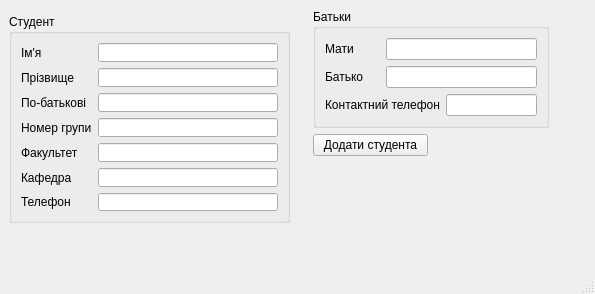
First picture: the form in addstudentform.ui, repository Barlend/StudBd, before the edit.
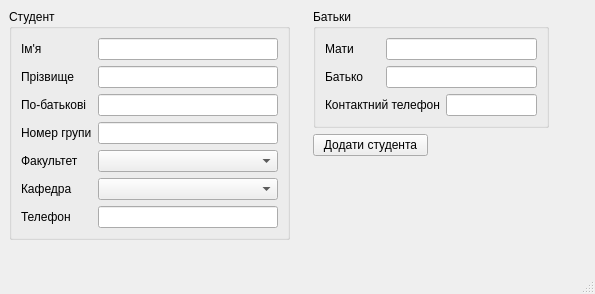
Second picture: the form after the edit.

```diff
--- a/addstudentform.ui
+++ b/addstudentform.ui
@@ -36,7 +36,7 @@
     <item row="0" column="0" rowspan="3">
      <widget class="QGroupBox" name="groupBox_2">
       <property name="sizePolicy">
-       <sizepolicy hsizetype="Fixed" vsizetype="Fixed">
+       <sizepolicy hsizetype="Preferred" vsizetype="Preferred">
         <horstretch>0</horstretch>
         <verstretch>0</verstretch>
        </sizepolicy>
@@ -50,7 +50,7 @@
       <property name="maximumSize">
        <size>
         <width>281</width>
-        <height>209</height>
+        <height>250</height>
        </size>
       </property>
       <property name="title">
@@ -105,7 +105,7 @@
         </widget>
        </item>
        <item row="4" column="1">
-        <widget class="QLineEdit" name="FacultiesLineEdit"/>
+        <widget class="QComboBox" name="FacultiescomboBox"/>
        </item>
        <item row="5" column="0">
         <widget class="QLabel" name="label_6">
@@ -115,7 +115,7 @@
         </widget>
        </item>
        <item row="5" column="1">
-        <widget class="QLineEdit" name="DepartmentLineEdit"/>
+        <widget class="QComboBox" name="DepartmentscomboBox"/>
        </item>
        <item row="6" column="0">
         <widget class="QLabel" name="label_11">
@@ -246,7 +246,7 @@
       </property>
      </spacer>
     </item>
-    <item row="2" column="2">
+    <item row="2" column="2" rowspan="2">
      <spacer name="verticalSpacer">
       <property name="orientation">
        <enum>Qt::Vertical</enum>
```
